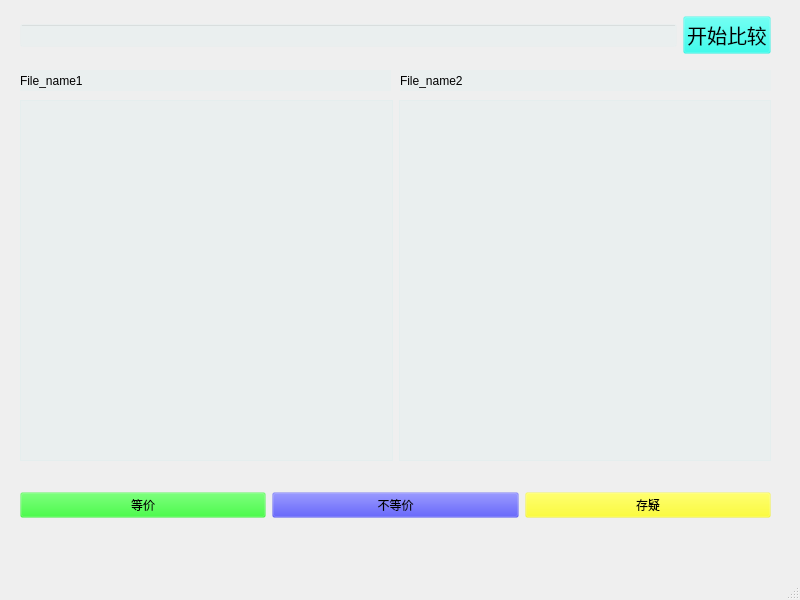
Qt form mainwindow.ui (ArthasXu/myEquminer) before a commit.
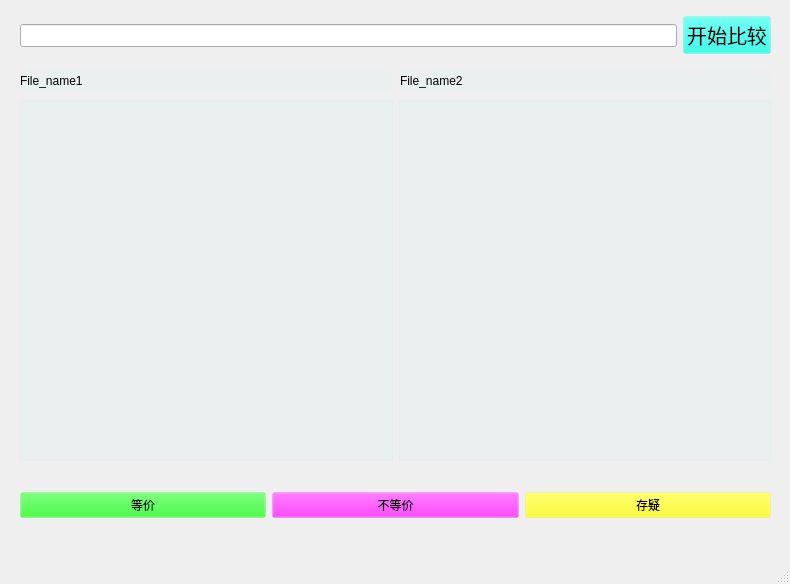
The same form after that commit.

Diff of the .ui file:
```diff
--- a/mainwindow.ui
+++ b/mainwindow.ui
@@ -6,8 +6,8 @@
    <rect>
     <x>0</x>
     <y>0</y>
-    <width>800</width>
-    <height>600</height>
+    <width>790</width>
+    <height>584</height>
    </rect>
   </property>
   <property name="windowTitle">
@@ -35,7 +35,7 @@
         <enum>Qt::LeftToRight</enum>
        </property>
        <property name="styleSheet">
-        <string notr="true">background-color: rgba(0, 255, 255, 5);</string>
+        <string notr="true"/>
        </property>
       </widget>
      </item>
@@ -122,7 +122,7 @@
      <item>
       <widget class="QPushButton" name="pushButton_ineuqal">
        <property name="styleSheet">
-        <string notr="true">background-color: rgba(0, 0, 255, 20);
+        <string notr="true">background-color: rgba(255, 0, 255, 20);
 font: 15pt &quot;华文新魏&quot;;</string>
        </property>
        <property name="text">
```
Left out of the diff: 2 changed lines with no effect on the pictures.
